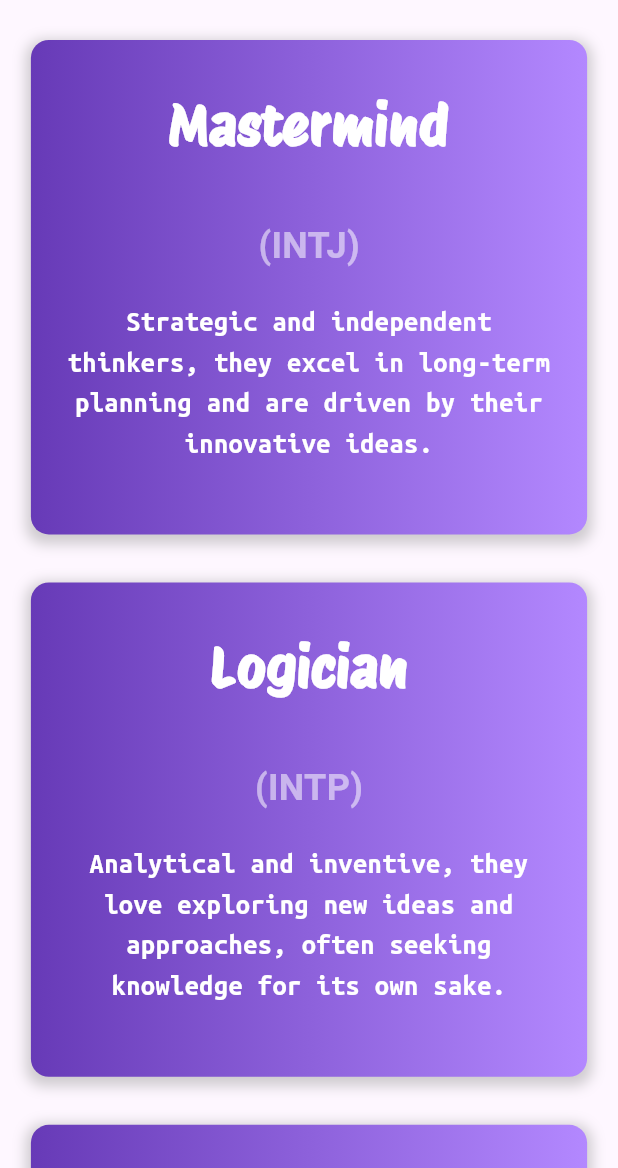
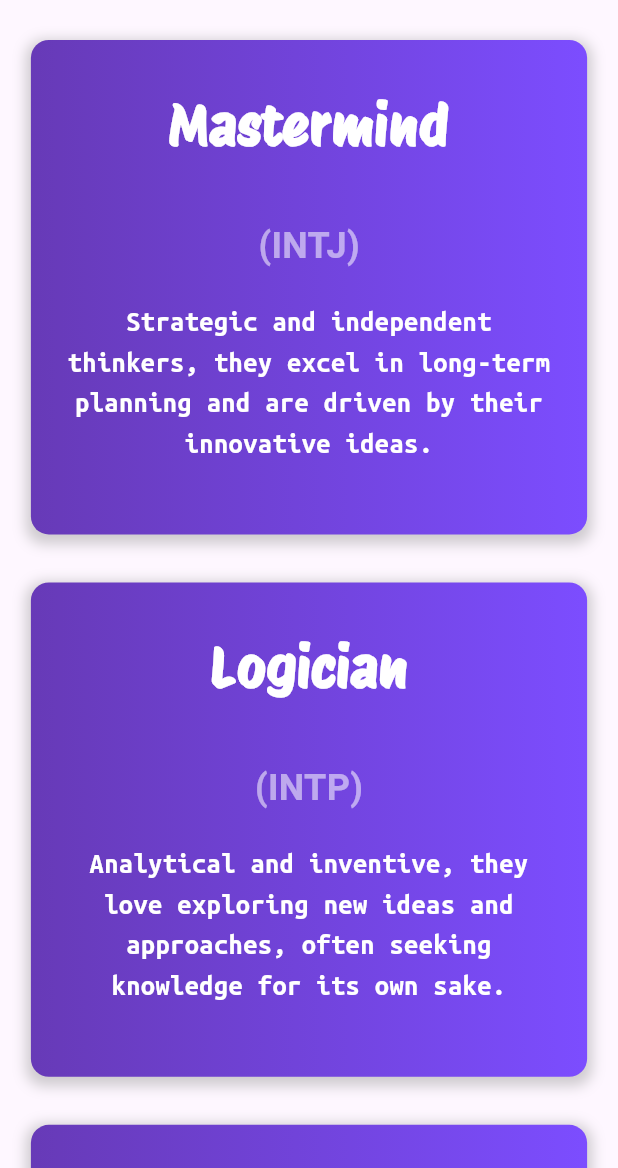
Before and after one commit to softengen/MBTI_Personality_App, a Flutter app: the screen it shows after launch, on a phone screen of 412 x 824 dp, the part 68-1236 px from its top. Run offline on Flutter 3.47's test engine with Material 3 defaults, Android fonts, the phone set to English and light mode, and no system bars; project files that could hold a hidden picture were left out.

Commit message:
update personality_card

```diff
--- a/lib/widgets/personality_card.dart
+++ b/lib/widgets/personality_card.dart
@@ -12,7 +12,7 @@ class personality_card extends StatelessWidget {
     double h = MediaQuery.of(context).size.height;
 
     Color gradientColor1 = Colors.deepPurpleAccent[900] ?? Colors.deepPurple; // Null check
-    Color gradientColor2 = Colors.deepPurpleAccent[100] ?? Colors.deepPurple; // Null check
+    Color gradientColor2 = Colors.deepPurpleAccent[200] ?? Colors.deepPurple; // Null check
 
     return Material(
       child: InkWell(
```
